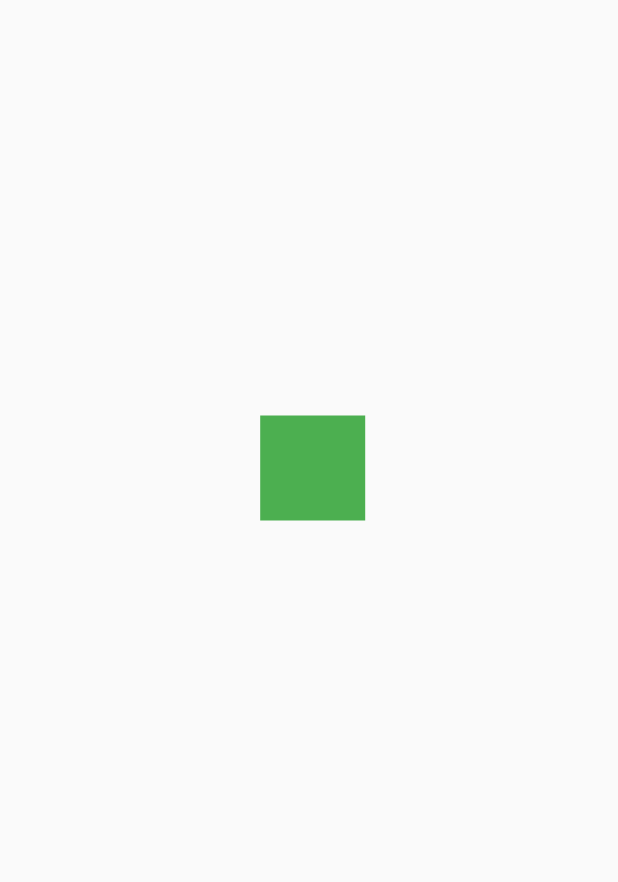
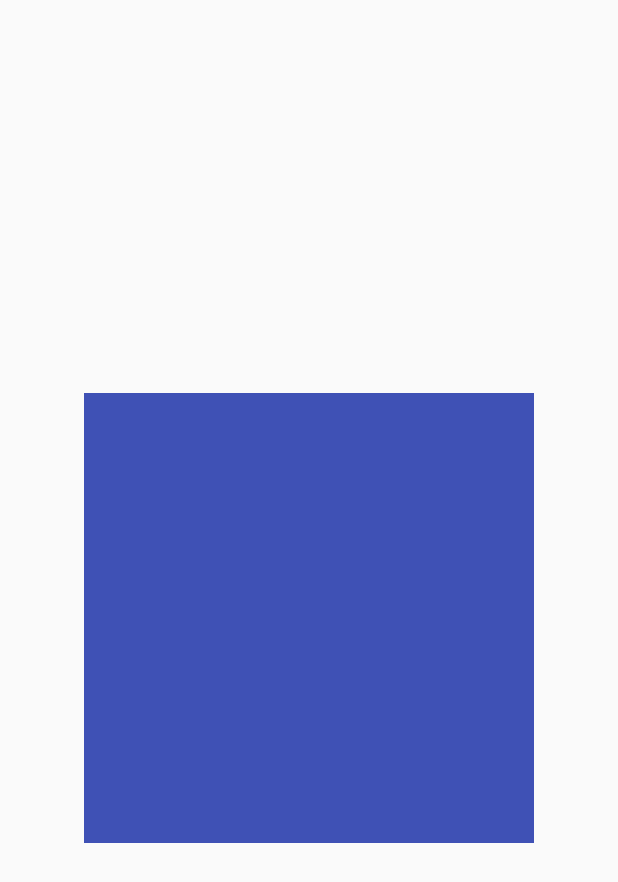
Before and after one commit to MichiLunar/Flutter-mobil-desing, a Flutter app: the screen it shows after launch, on a phone screen of 412 x 824 dp. Shown: the top 882 px of the screen. Run offline on Flutter 3.47's test engine with Material 2 defaults, Android fonts, the phone set to English and light mode, and no system bars.

```diff
--- a/lib/main.dart
+++ b/lib/main.dart
@@ -1,6 +1,6 @@
-import 'package:desing_fonts/src/retos/cuadrado_animado_page.dart';
+//import 'package:desing_fonts/src/retos/cuadrado_animado_page.dart';
 import 'package:flutter/material.dart';
-//import 'package:desing_fonts/src/pages/pages.dart';
+import 'package:desing_fonts/src/pages/pages.dart';
 
 void main() => runApp(const MyApp());
 
@@ -12,7 +12,7 @@ class MyApp extends StatelessWidget {
     return const MaterialApp(
       debugShowCheckedModeBanner: false,
       title: 'Diseños App',
-      home: CuadradoAnimadoPage(),
+      home: CircularProgressPage(),
     );
   }
 }
--- a/lib/src/pages/circular_progress_page.dart
+++ b/lib/src/pages/circular_progress_page.dart
@@ -0,0 +1,23 @@
+import 'package:flutter/material.dart';
+
+class CircularProgressPage extends StatefulWidget {
+  const CircularProgressPage({Key? key}) : super(key: key);
+
+  @override
+  State<CircularProgressPage> createState() => _CircularProgressPageState();
+}
+
+class _CircularProgressPageState extends State<CircularProgressPage> {
+  @override
+  Widget build(BuildContext context) {
+    return Scaffold(
+      body: Center(
+        child: Container(
+          width: 300,
+          height: 300,
+          color: Colors.indigo,
+        ),
+      ),
+    );
+  }
+}
--- a/lib/src/pages/pages.dart
+++ b/lib/src/pages/pages.dart
@@ -1,3 +1,5 @@
+export 'package:desing_fonts/src/pages/circular_progress_page.dart';
+
 export 'package:desing_fonts/src/pages/animations_page.dart';
 
 export 'package:desing_fonts/src/pages/headers_page.dart';
```
